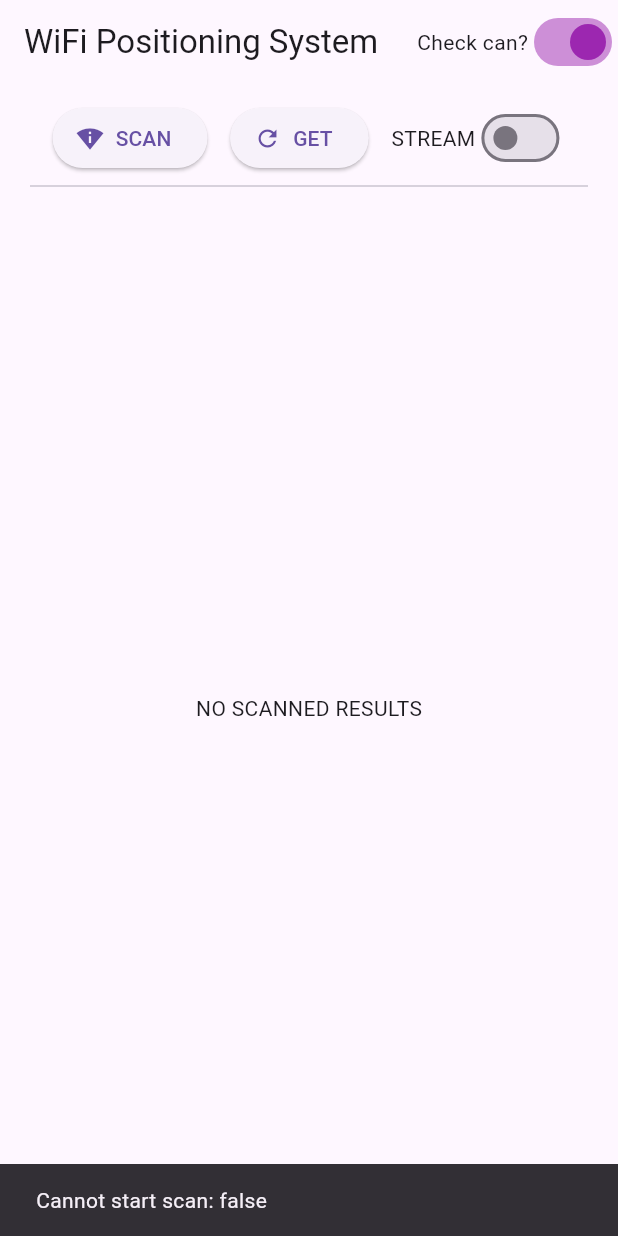
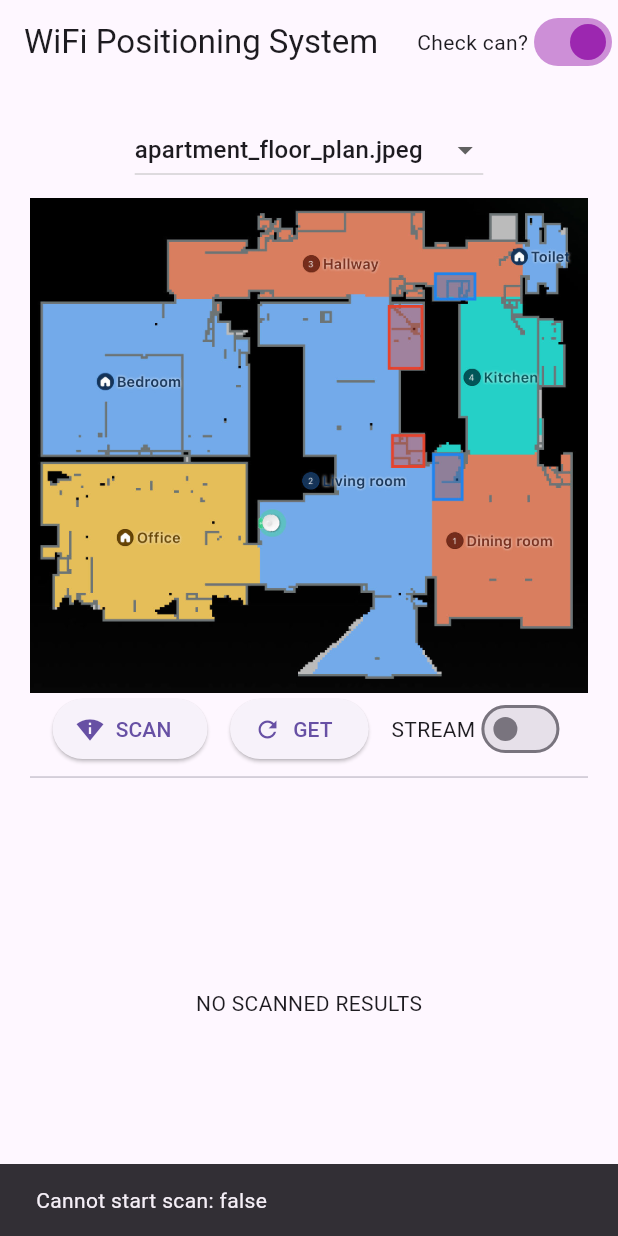
Before and after one commit to wildMythicWest/indoor-navigation, a Flutter app: the screen it shows after launch, after a tap on "SCAN", on a phone screen of 412 x 824 dp. Run offline on Flutter 3.47's test engine with Material 3 defaults, Android fonts, the phone set to English and light mode, and no system bars; our stand-ins replace cloud_firestore, device_info_plus, firebase_core, flutter_dotenv, permission_handler; missing offline and left inert: wifi_scan; accounts and stored records are empty.

Commit message:
Can now select an image with the floor plan and select a pin. The coordinates of the image and the floor plan are saved in firestore

```diff
--- a/lib/floor/floor_ids.dart
+++ b/lib/floor/floor_ids.dart
@@ -11,4 +11,6 @@ class FloorId {
   static const String theMallFloor0 = "the_mall_floor_0.jpeg";
   static const String theMallFloor1 = "the_mall_floor_1.jpeg";
   static const String theMallFloor2 = "the_mall_floor_2.jpeg";
+
+  static const List<String> allPlans = [apartment, theMallFloor0, theMallFloor1, theMallFloor2, theMallFloorMinus1, theMallFloorMinus2, theMallFloorMinus3];
 }
--- a/lib/floor/image.dart
+++ b/lib/floor/image.dart
@@ -1,57 +1,66 @@
 import 'package:flutter/material.dart';
 import 'package:vector_math/vector_math_64.dart' as vector_math;
 
-void main() {
-  runApp(MyApp());
+import 'floor_ids.dart';
+
+class ImageSelectorWidget extends StatefulWidget {
+
+  final String selectedImage;
+  final Offset? pinPosition;
+  final Function(String) onImageChanged;
+  final Function(Offset) onPinPlaced;
+
+  const ImageSelectorWidget({super.key,
+    required this.selectedImage,
+    required this.pinPosition,
+    required this.onImageChanged,
+    required this.onPinPlaced,
+  });
+
+  @override
+  ImageSelectorWidgetState createState() => ImageSelectorWidgetState();
 }
 
-class MyApp extends StatelessWidget {
-  const MyApp({super.key});
+class ImageSelectorWidgetState extends State<ImageSelectorWidget> {
 
-  @override
-  Widget build(BuildContext context) {
-    return MaterialApp(
-      debugShowCheckedModeBanner: false,
-      home: ImagePinScreen(),
-    );
-  }
-}
-
-class ImagePinScreen extends StatefulWidget {
-  const ImagePinScreen({super.key});
-
-  @override
-  ImagePinScreenState createState() => ImagePinScreenState();
-}
-
-class ImagePinScreenState extends State<ImagePinScreen> {
-  Offset? pinPosition; // Pin position in image coordinates
-  Offset? normalizedPinPosition; // Normalized (scale-independent) position
   final TransformationController _transformationController = TransformationController();
 
   @override
   Widget build(BuildContext context) {
-    return Scaffold(
-      appBar: AppBar(title: Text("Zoomable Image with Correct Pin")),
-      body: Center(
-        child: LayoutBuilder(
+    return Column(
+        children: [
+          Padding(
+            padding: const EdgeInsets.all(8.0),
+            child: DropdownButton<String>(
+              value: widget.selectedImage,
+              onChanged: (String? newValue) {
+                widget.onImageChanged(newValue!);
+              },
+              items: FloorId.allPlans.map<DropdownMenuItem<String>>((String image) {
+                return DropdownMenuItem<String>(
+                  value: image,
+                  child: Text(image), // Show filename only
+                );
+              }).toList(),
+            ),
+          ),
+
+          LayoutBuilder(
             builder: (context, constraints) {
               return GestureDetector(
                 onTapDown: (TapDownDetails details) {
+                  // todo maybe  extract
                   final RenderBox box = context.findRenderObject() as RenderBox;
                   final Offset localPosition = box.globalToLocal(details.globalPosition);
 
-                // Convert to image coordinate space
+                  // Convert to image coordinate space TODO extract
                   final Matrix4 matrix = _transformationController.value;
                   final Matrix4 inverseMatrix = Matrix4.inverted(matrix);
                   final vector_math.Vector3 transformedPosition = inverseMatrix.transform3(vector_math.Vector3(localPosition.dx, localPosition.dy, 0));
 
-                setState(() {
-                  pinPosition = Offset(transformedPosition.x, transformedPosition.y);
-                  normalizedPinPosition = pinPosition; // Save for correct placement after zooming
-                });
+                  widget.onPinPlaced(Offset(transformedPosition.x, transformedPosition.y));
 
-                print("Pin placed at: ${pinPosition!.dx}, ${pinPosition!.dy}");
+                  print("Pin placed at: ${widget.pinPosition!.dx}, ${widget.pinPosition!.dy}");
                 },
                 child: InteractiveViewer(
                   transformationController: _transformationController,
@@ -62,15 +71,15 @@ class ImagePinScreenState extends State<ImagePinScreen> {
                     children: [
                       Center(
                         child: Image.asset(
-                        'assets/apartment_floor_plan.jpeg', // Replace with your image path
+                          'assets/${widget.selectedImage}', // Replace with your image path
                           width: double.infinity,
                           fit: BoxFit.contain,
                         ),
                       ),
-                    if (pinPosition != null)
+                      if (widget.pinPosition != null)
                         Positioned(
-                        left: pinPosition!.dx - 12, // Adjust for center alignment
-                        top: pinPosition!.dy - 12,
+                          left: widget.pinPosition!.dx - 12, // Adjust for center alignment
+                          top: widget.pinPosition!.dy - 24,
                           child: Icon(
                             Icons.location_on,
                             color: Colors.red,
@@ -83,7 +92,7 @@ class ImagePinScreenState extends State<ImagePinScreen> {
               );
             },
           ),
-      ),
+        ],
     );
   }
 }
--- a/lib/main.dart
+++ b/lib/main.dart
@@ -13,6 +13,7 @@
 import 'package:permission_handler/permission_handler.dart';
 
 import 'fingerprinting/location_data.dart';
+import 'floor/image.dart';
 
 
 void main() async {
@@ -60,6 +61,9 @@
 
   bool get isStreaming => subscription != null;
 
+  String selectedImage = FloorId.apartment; // Stores the selected image
+  Offset? pinPosition; // Stores pin position
+
   Future<void> _startScan(BuildContext context) async {
     // check if "can" startScan
     if (shouldCheckCan) {
@@ -83,9 +87,9 @@
     saveWifiFingerprintSubscription = WiFiScan.instance.onScannedResultsAvailable
         .listen((result) => rfFingerprintService.saveFingerprintData(
         LocationData(locationId: "location_demo",
-            floorPlanId: FloorId.apartment,
-            locationX: 0,
-            locationY: 0,
+            floorPlanId: selectedImage,
+            locationX: pinPosition!.dx,
+            locationY: pinPosition!.dy,
             positioningData: result.map((el) => PositioningData(ssid: el.ssid,
                 bssid: el.bssid,
                 rssi: el.level
@@ -153,6 +157,7 @@
   @override
   Widget build(BuildContext context) {
     return MaterialApp(
+      debugShowCheckedModeBanner: false,
       home: Scaffold(
         appBar: AppBar(
           title: const Text('WiFi Positioning System'),
@@ -171,6 +176,20 @@
               mainAxisSize: MainAxisSize.max,
               crossAxisAlignment: CrossAxisAlignment.start,
               children: [
+                ImageSelectorWidget(
+                  selectedImage: selectedImage,
+                  pinPosition: pinPosition,
+                  onImageChanged: (newImage) {
+                    setState(() {
+                      selectedImage = newImage;
+                      pinPosition = null; // Reset pin when changing image
+                    });
+                  },
+                  onPinPlaced: (newPin) {
+                    setState(() {
+                      pinPosition = newPin;
+                    });
+                  },),
                 Row(
                   mainAxisAlignment: MainAxisAlignment.spaceEvenly,
                   children: [
```
Lines whose indentation alone changed are shown as unchanged.
